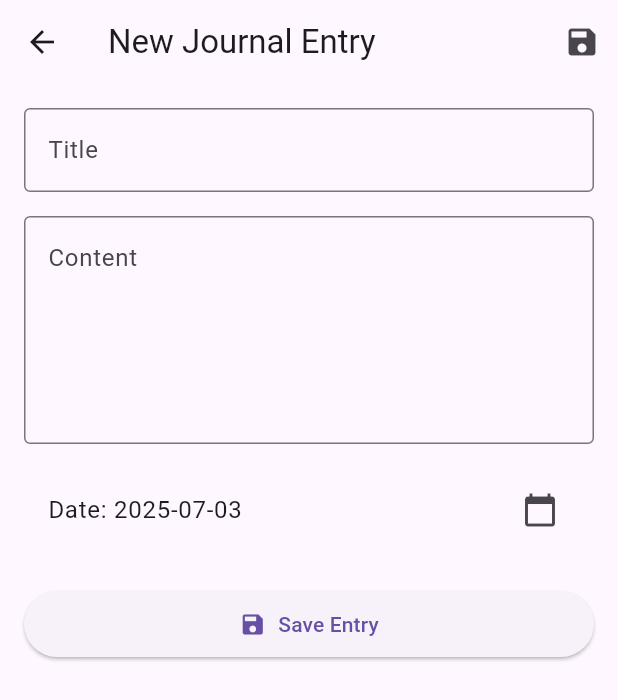
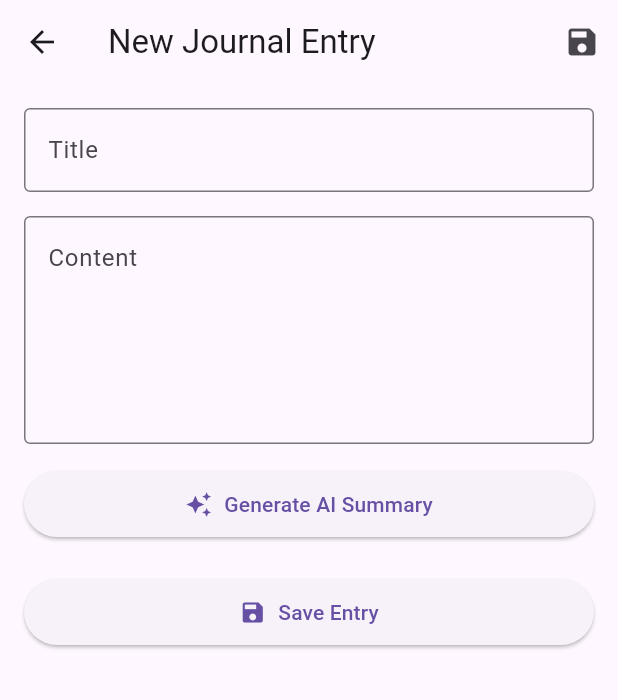
Before and after one commit to SECJ3623-MAP-24252/map-group-project-upholders, a Flutter app: the JournalEntryScreen screen opened directly, on a phone screen of 412 x 824 dp. Shown: the top 700 px of the screen. Run offline on Flutter 3.47's test engine with Material 3 defaults, Android fonts, the phone set to English and light mode, and no system bars; our stand-ins replace audioplayers, cloud_firestore, firebase_auth, firebase_core, fl_chart, flutter_local_notifications and 7 more; missing offline and left inert: record; accounts and stored records are empty.

Commit message:
AI attempt 1

```diff
--- a/lib/model/journal_model.dart
+++ b/lib/model/journal_model.dart
@@ -3,11 +3,13 @@ class JournalEntry {
   String title;
   String content;
   DateTime date;
+  String? summary; // Nullable summary field for AI-generated summary
 
   JournalEntry({
     this.id,
     required this.title,
     required this.content,
     required this.date,
+    this.summary,
   });
 }
--- a/lib/screens/journal/journal_entry_screen.dart
+++ b/lib/screens/journal/journal_entry_screen.dart
@@ -1,6 +1,7 @@
 import 'package:flutter/material.dart';
 
 import '../../model/journal_model.dart';
+import '../../services/journal/journal_service.dart';
 
 class JournalEntryScreen extends StatefulWidget {
   final JournalEntry? journalEntry; // Pass an entry to edit, or null for a new one
@@ -16,6 +17,9 @@ class _JournalEntryScreenState extends State<JournalEntryScreen> {
   late TextEditingController _titleController;
   late TextEditingController _contentController;
   late DateTime _selectedDate;
+  String? _summary;
+  bool _isLoadingSummary = false;
+  final JournalService _journalService = JournalService();
 
   bool get _isEditing => widget.journalEntry != null;
 
@@ -27,11 +31,13 @@ class _JournalEntryScreenState extends State<JournalEntryScreen> {
       _titleController = TextEditingController(text: widget.journalEntry!.title);
       _contentController = TextEditingController(text: widget.journalEntry!.content);
       _selectedDate = widget.journalEntry!.date;
+      _summary = widget.journalEntry!.summary;
     } else {
       // Creating a new entry
       _titleController = TextEditingController();
       _contentController = TextEditingController();
       _selectedDate = DateTime.now();
+      _summary = null;
     }
   }
 
@@ -50,6 +56,7 @@ class _JournalEntryScreenState extends State<JournalEntryScreen> {
         title: _titleController.text,
         content: _contentController.text,
         date: _selectedDate,
+        summary: _summary, // Save the summary
       );
 
       // In a real app, you'd save this to a database or state management solution.
@@ -70,6 +77,17 @@ class _JournalEntryScreenState extends State<JournalEntryScreen> {
         _selectedDate = pickedDate;
       });
     }
+  }
+
+  Future<void> _generateSummary() async {
+    setState(() {
+      _isLoadingSummary = true;
+    });
+    final summary = await _journalService.generateSummary(_contentController.text);
+    setState(() {
+      _summary = summary;
+      _isLoadingSummary = false;
+    });
   }
 
   @override
@@ -126,10 +144,31 @@ class _JournalEntryScreenState extends State<JournalEntryScreen> {
                 },
               ),
               const SizedBox(height: 16.0),
-              ListTile(
-                title: Text('Date: ${_selectedDate.toLocal().toString().split(' ')[0]}'), // Simple date formatting
-                trailing: const Icon(Icons.calendar_today),
-                onTap: () => _pickDate(context),
+              if (_summary != null)
+                Card(
+                  color: Colors.blue[50],
+                  margin: const EdgeInsets.only(bottom: 16.0),
+                  child: Padding(
+                    padding: const EdgeInsets.all(12.0),
+                    child: Text(
+                      'AI Summary:\n$_summary',
+                      style: const TextStyle(fontStyle: FontStyle.italic),
+                    ),
+                  ),
+                ),
+              ElevatedButton.icon(
+                icon: _isLoadingSummary
+                    ? const SizedBox(
+                        width: 16,
+                        height: 16,
+                        child: CircularProgressIndicator(strokeWidth: 2),
+                      )
+                    : const Icon(Icons.auto_awesome),
+                label: const Text('Generate AI Summary'),
+                onPressed: _isLoadingSummary ? null : _generateSummary,
+                style: ElevatedButton.styleFrom(
+                  padding: const EdgeInsets.symmetric(vertical: 12.0),
+                ),
               ),
               const SizedBox(height: 24.0),
               ElevatedButton.icon(
```
Also changed, not shown: lib/services/journal/journal_service.dart (+33 -1 lines), pubspec.lock.
